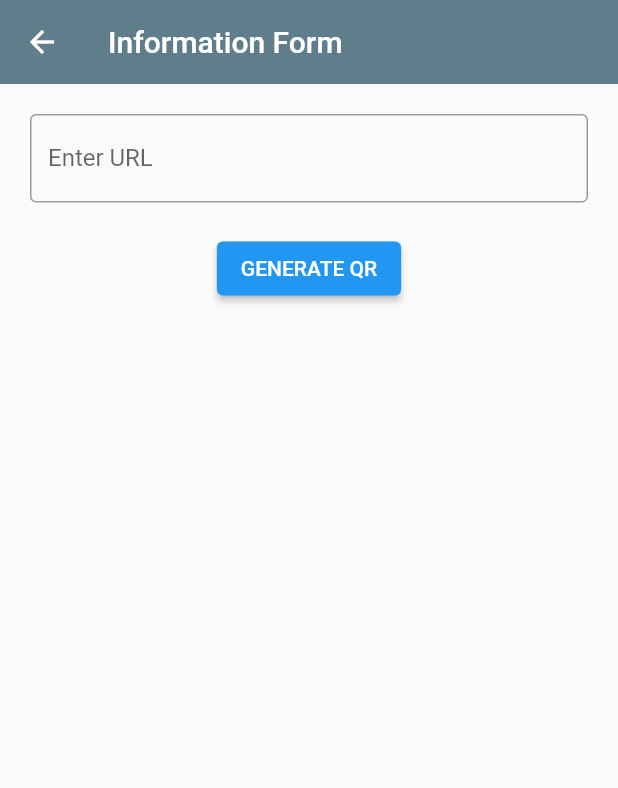
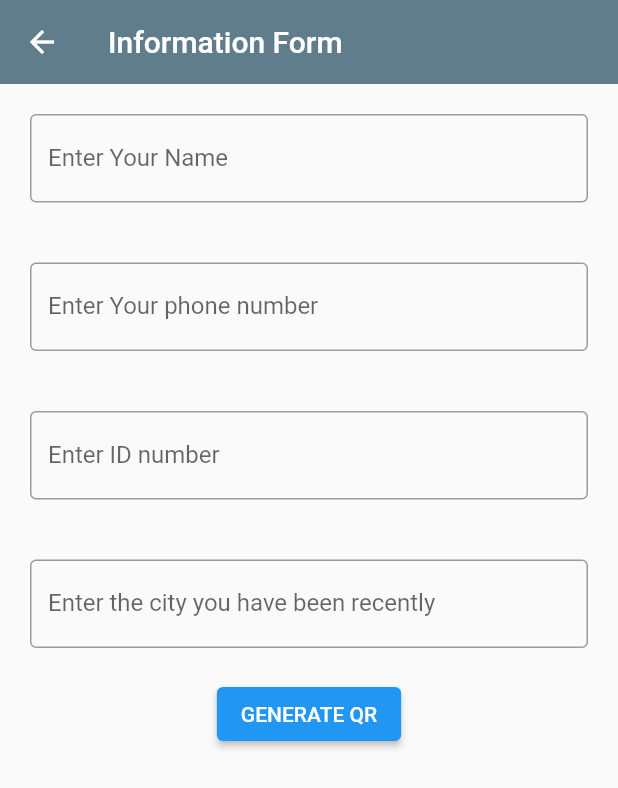
Before and after one commit to shwezhu/flutter-app, a Flutter app: the InformationPage screen opened directly, on a phone screen of 412 x 824 dp. Shown: the top 788 px of the screen. Run offline on Flutter 3.47's test engine with Material 2 defaults, Android fonts, the phone set to English and light mode, and no system bars; our stand-ins replace qr_flutter; Roboto replaces fonts that are missing (MochiyPopPOne).

Commit message:
feat: add information page

```diff
--- a/lib/src/home_page.dart
+++ b/lib/src/home_page.dart
@@ -1,5 +1,6 @@
 import 'package:flutter/material.dart';
 import 'pandemic_page.dart';
+import 'information_page.dart';
 
 class HomePage extends StatefulWidget {
   const HomePage({Key? key}) : super(key: key);
@@ -13,7 +14,7 @@ class HomePage extends StatefulWidget {
 class _HomePageState extends State {
   int _selectedIndex = 0;
 
-  final List<Widget> _pages = <Widget>[const Center(child: Text('1')), const Center(child: Text('2')), const Center(child: PandemicPage())];
+  final List<Widget> _pages = <Widget>[const Center(child: Text('1')), const Center(child: InformationPage()), const Center(child: PandemicPage())];
 
   void _onItemTapped(int index) {
     // // In order to force a rebuild, you may invoke setState((){…}) method.
--- a/lib/src/information_page.dart
+++ b/lib/src/information_page.dart
@@ -8,7 +8,10 @@ class InformationPage extends StatefulWidget {
 }
 
 class _InformationPageState extends State<InformationPage> {
-  TextEditingController controller = TextEditingController();
+  TextEditingController nameField = TextEditingController();
+  TextEditingController phoneField = TextEditingController();
+  TextEditingController idField = TextEditingController();
+  TextEditingController locationField = TextEditingController();
 
   @override
   Widget build(BuildContext context) {
@@ -18,19 +21,52 @@ class _InformationPageState extends State<InformationPage> {
             backgroundColor: Colors.blueGrey,
             elevation: 0
         ),
-        body: SingleChildScrollView(
-            child: Center(
-                child: Column(
-                    mainAxisAlignment: MainAxisAlignment.center,
-                    children: [
-                      Container(margin: const EdgeInsets.all(20),
-                          child: TextField(controller: controller,
-                              decoration: const InputDecoration(border: OutlineInputBorder(), labelText: 'Enter URL')
+        body: Center(
+            child: Column(
+                mainAxisAlignment: MainAxisAlignment.start,
+                children: [
+                  Container(
+                      margin: const EdgeInsets.all(20),
+                      child: TextField(
+                          controller: nameField,
+                          decoration: const InputDecoration(
+                              border: OutlineInputBorder(),
+                              labelText: 'Enter Your Name'
                           )
-                      ),
-                      ElevatedButton(onPressed: () {setState(() {});}, child: const Text('GENERATE QR'))
-                    ]
-                )
+                      )
+                  ),
+                  Container(
+                      margin: const EdgeInsets.all(20),
+                      child: TextField(
+                          controller: phoneField,
+                          decoration: const InputDecoration(
+                              border: OutlineInputBorder(),
+                              labelText: 'Enter Your phone number'
+                          )
+                      )
+                  ),
+                  Container(
+                      margin: const EdgeInsets.all(20),
+                      child: TextField(
+                          controller: idField,
+                          decoration: const InputDecoration(
+                              border: OutlineInputBorder(),
+                              labelText: 'Enter ID number'
+                          )
+                      )
+                  ),
+                  Container(
+                      margin: const EdgeInsets.all(20),
+                      child: TextField(
+                          controller: locationField,
+                          decoration: const InputDecoration(
+                              border: OutlineInputBorder(),
+                              labelText: 'Enter the city you have been recently'
+                          )
+                      )
+                  ),
+                  ElevatedButton(onPressed: () {setState(() {});}, child: const Text('GENERATE QR'))
+                ]
             )
         )
     );
```
